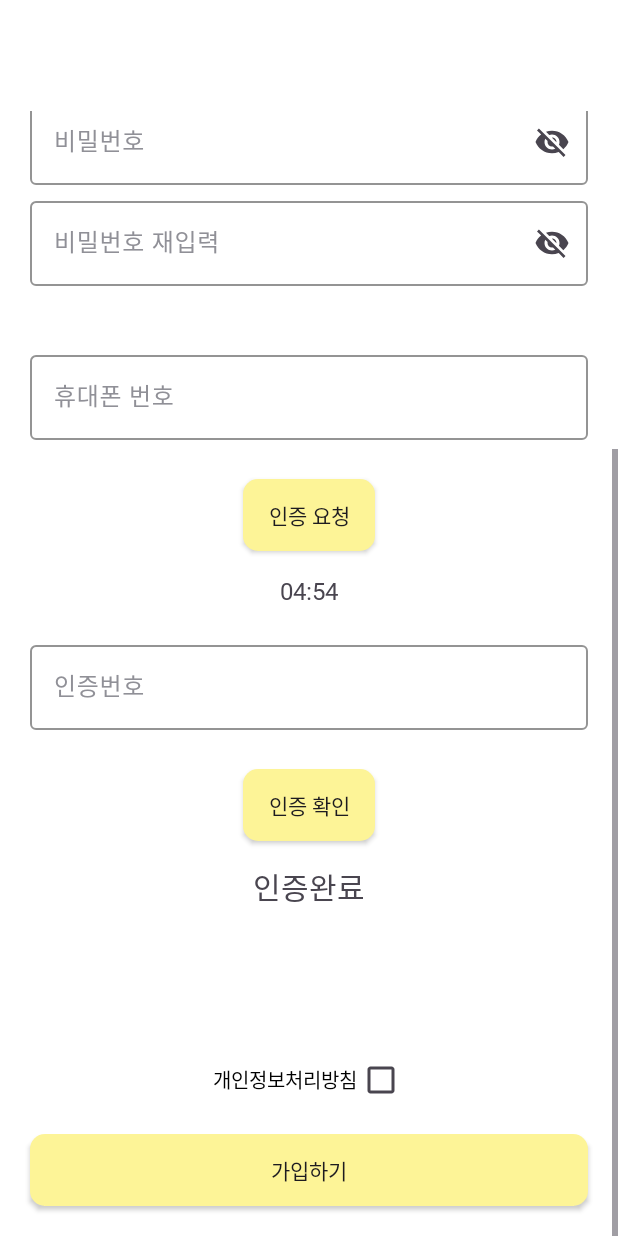
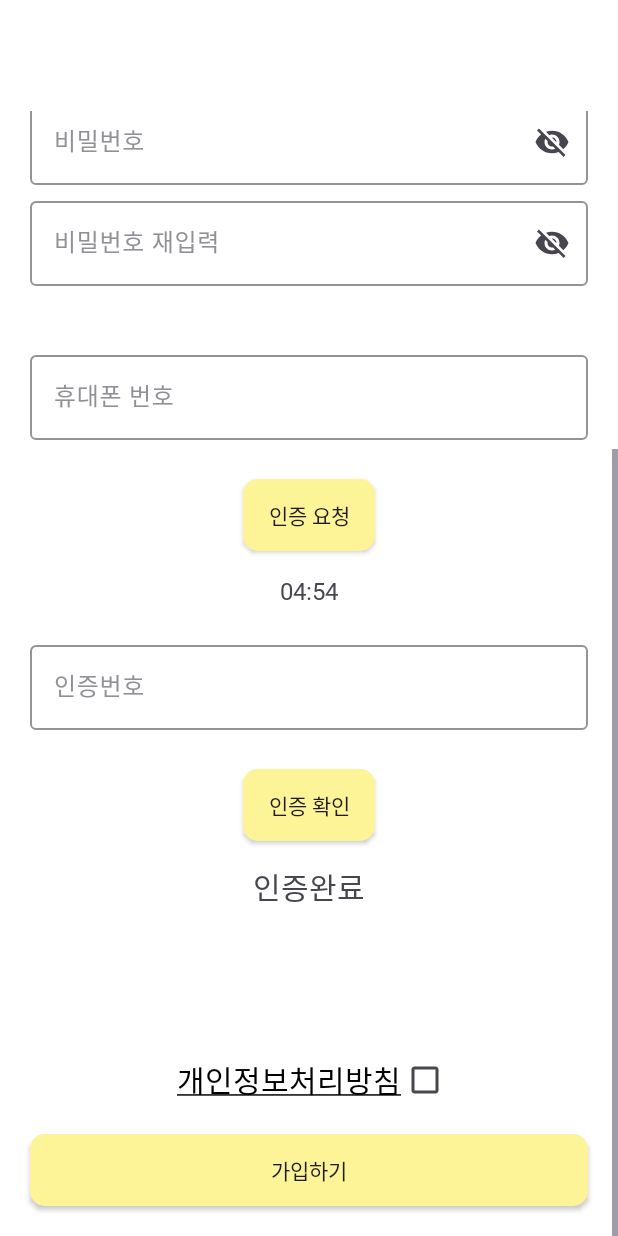
Before and after one commit to AOS3/AOS3-FinalProject-ggiriggiri-friends, an Android app: the layout fragment_register.xml on its own in the app's theme, with its tools: preview values and no code run, scrolled down 322 dp, on a phone screen of 412 x 824 dp. Run offline under Robolectric (Android 15) with nearby library versions, the phone set to English and light mode, and no system bars.

Commit message:
회원가입시 개인정보처리방침 보고오고 아이디중복확인유지

```diff
--- a/app/src/main/java/com/friends/ggiriggiri/ui/start/register/RegisterFragment.kt
+++ b/app/src/main/java/com/friends/ggiriggiri/ui/start/register/RegisterFragment.kt
@@ -253,7 +253,8 @@ class RegisterFragment : Fragment() {
                 registerViewModel.isPrivacyPolicyCheck.value = isChecked
             }
             tvPrivacyPolicy.setOnClickListener {
-                loginActivity.replaceFragment(LoginFragmentName.PRIVACY_POLICY_FRAGMENT,true,true,null)
+                loginActivity.showFragment(PrivacyPolicyFragment())
+                //loginActivity.replaceFragment(LoginFragmentName.PRIVACY_POLICY_FRAGMENT,true,true,null)
             }
         }
 
--- a/app/src/main/res/layout/fragment_register.xml
+++ b/app/src/main/res/layout/fragment_register.xml
@@ -308,16 +308,18 @@
                     android:id="@+id/tvPrivacyPolicy"
                     android:layout_width="wrap_content"
                     android:layout_height="wrap_content"
+                    android:layout_marginLeft="5dp"
+                    android:layout_weight="1"
                     android:autoLink="none"
                     android:clickable="true"
                     android:focusable="true"
+                    android:foreground="?attr/selectableItemBackground"
                     android:fontFamily="@font/nanumsquarebold"
-                    android:foreground="?attr/selectableItemBackground"
                     android:linksClickable="false"
-                    android:text="개인정보처리방침"
+                    android:text="@string/underlined_tvprivacypolicy"
                     android:textColor="@color/black"
                     android:textColorLink="@color/black"
-                    android:textSize="13sp" />
+                    android:textSize="20sp" />
 
                 <android.widget.CheckBox
                     android:id="@+id/cbPrivacyPolicyCheck"
--- a/app/src/main/res/values/strings.xml
+++ b/app/src/main/res/values/strings.xml
@@ -13,6 +13,7 @@
     <string name="underlined_tvregister"><u>회원가입</u></string>
     <string name="underlined_tvfindid"><u>아이디찾기</u></string>
     <string name="underlined_tvfindpw"><u>비밀번호찾기</u></string>
+    <string name="underlined_tvprivacypolicy"><u>개인정보처리방침</u></string>
 
     <string name="kakao_native_app_key">9b56cf2a46f31844633c56522029525c</string>
     <string name="OAUTH_CLIENT_ID">Zi2CYp2RLR3OU1LNGJtU</string>
```
Also changed, not shown: app/src/main/java/com/friends/ggiriggiri/LoginActivity.kt (+47 -0 lines), app/src/main/java/com/friends/ggiriggiri/ui/start/register/PrivacyPolicyFragment.kt (+4 -3 lines).
